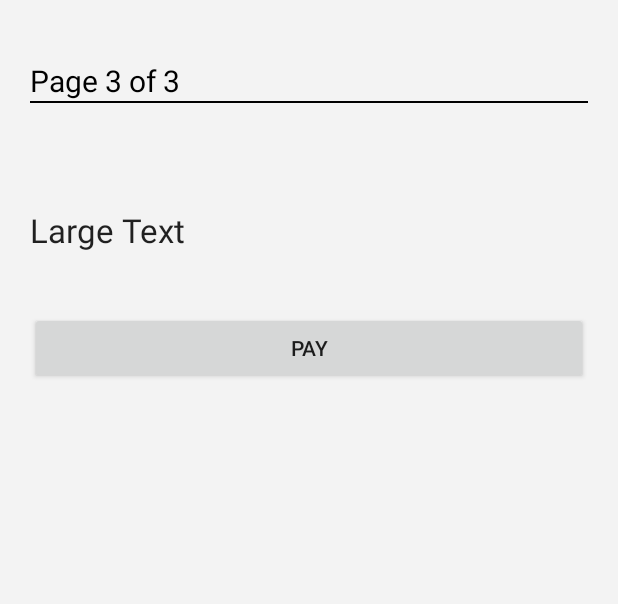
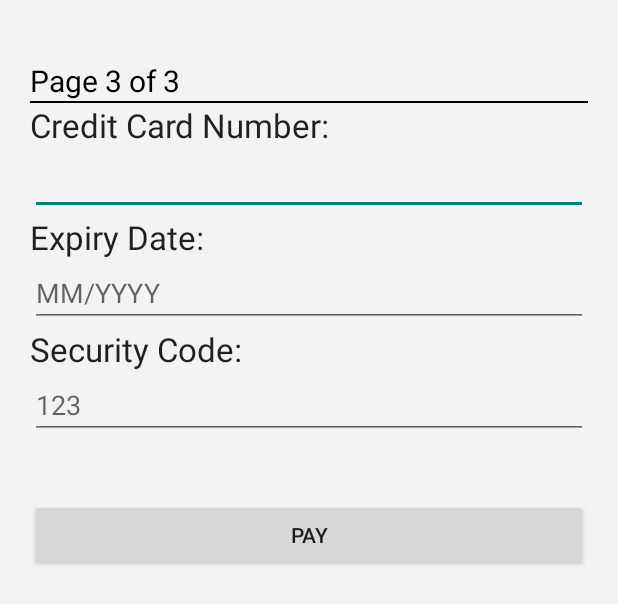
Before and after one commit to alme7airbi93/MOJTestingFile, an Android app: the layout fragment_services_pg_three.xml on its own in the app's theme, with its tools: preview values and no code run, on a phone screen of 412 x 824 dp. Shown: the top 604 px of the screen. Run offline under Robolectric (Android 15) with nearby library versions, the phone set to English and light mode, and no system bars.

Commit message:
Some improvements in graphics and drawables

```diff
--- a/MOJApplication/app/src/main/java/com/mohammad/mojapplication/RegistrationActivity.java
+++ b/MOJApplication/app/src/main/java/com/mohammad/mojapplication/RegistrationActivity.java
@@ -110,6 +110,7 @@ public class RegistrationActivity extends AppCompatActivity implements Communica
         FragmentTransaction transaction = manager.beginTransaction();
         transaction.add(R.id.registrationActivityLayout, welcome, "WLC");
         transaction.commit();
+        stopStepOne();
 
     }
     @Override
--- a/MOJApplication/app/src/main/java/com/mohammad/mojapplication/RegistrationFragments/Login.java
+++ b/MOJApplication/app/src/main/java/com/mohammad/mojapplication/RegistrationFragments/Login.java
@@ -61,8 +61,8 @@ public class Login extends Fragment
 //                user = mojManager.findUserByUserName("alme7airbi");
 //                Toast.makeText(getActivity(),etUserName.getText().toString(),Toast.LENGTH_LONG).show();
 
-                User user= new User("321", "ali", "0566201995", "AD", "3bb", "123","1995");
-                mojManager.addUser(user);
+
+
 
                 try{
 
--- a/MOJApplication/app/src/main/res/layout/activity_main.xml
+++ b/MOJApplication/app/src/main/res/layout/activity_main.xml
@@ -25,7 +25,7 @@
                 android:orientation="horizontal"
                 android:layout_width="match_parent"
                 android:layout_height="100dp"
-                android:background="@drawable/mojbanner2"
+                android:background="@drawable/banneroriginal"
                 android:id="@+id/headerLayout"
                 />
             <android.support.v4.view.ViewPager
--- a/MOJApplication/app/src/main/res/layout/fragment_services_pg_three.xml
+++ b/MOJApplication/app/src/main/res/layout/fragment_services_pg_three.xml
@@ -22,14 +22,61 @@
         android:layout_height="1dp"
         android:background="@color/black"></LinearLayout>
 
-    <TextView
-        android:layout_width="wrap_content"
-        android:layout_height="wrap_content"
-        android:textAppearance="?android:attr/textAppearanceLarge"
-        android:text="Large Text"
-        android:id="@+id/tvTest"
-        android:layout_marginTop="70dp"
-         />
+    <LinearLayout
+        android:orientation="vertical"
+        android:layout_width="match_parent"
+        android:layout_height="wrap_content">
+
+        <TextView
+            android:layout_width="wrap_content"
+            android:layout_height="wrap_content"
+            android:textAppearance="?android:attr/textAppearanceLarge"
+            android:text="Credit Card Number:"
+            android:id="@+id/tvtttttttt" />
+
+        <EditText
+            android:layout_width="match_parent"
+            android:layout_height="wrap_content"
+            android:id="@+id/etCreditCart" />
+    </LinearLayout>
+
+    <LinearLayout
+        android:orientation="vertical"
+        android:layout_width="match_parent"
+        android:layout_height="wrap_content">
+
+        <TextView
+            android:layout_width="wrap_content"
+            android:layout_height="wrap_content"
+            android:textAppearance="?android:attr/textAppearanceLarge"
+            android:text="Expiry Date:"
+            android:id="@+id/textView4" />
+
+        <EditText
+            android:layout_width="match_parent"
+            android:layout_height="wrap_content"
+            android:id="@+id/etExpiryDate"
+            android:hint="MM/YYYY" />
+    </LinearLayout>
+
+    <LinearLayout
+        android:orientation="vertical"
+        android:layout_width="match_parent"
+        android:layout_height="wrap_content" >
+
+        <TextView
+            android:layout_width="wrap_content"
+            android:layout_height="wrap_content"
+            android:textAppearance="?android:attr/textAppearanceLarge"
+            android:text="Security Code:"
+            android:id="@+id/textView9" />
+
+        <EditText
+            android:layout_width="match_parent"
+            android:layout_height="wrap_content"
+            android:id="@+id/etSecurity"
+            android:hint="123" />
+    </LinearLayout>
 
     <Button
         android:layout_marginTop="40dp"
--- a/MOJApplication/app/src/main/res/layout/splash_screen.xml
+++ b/MOJApplication/app/src/main/res/layout/splash_screen.xml
@@ -3,7 +3,7 @@
     android:orientation="vertical"
     android:layout_width="match_parent"
     android:layout_height="match_parent"
-    android:background="@drawable/zayed"
+    android:id="@+id/splashlo"
     android:alpha=".3">
 
 </LinearLayout>
```
Also changed, not shown: MOJApplication/app/src/main/java/com/mohammad/mojapplication/MainActivity.java (+10 -0 lines), MOJApplication/app/src/main/java/com/mohammad/mojapplication/NotaryServicesFragments/NotaryAddPThree.java (+12 -12 lines), MOJApplication/app/src/main/java/com/mohammad/mojapplication/RegistrationFragments/RegStepOne.java (+8 -0 lines), MOJApplication/app/src/main/java/com/mohammad/mojapplication/SplachClass.java (+30 -1 lines), MOJApplication/app/src/main/java/com/mohammad/mojapplication/mainActivityFragments/CaseTrackingFragment.java (+21 -2 lines), MOJApplication/app/src/main/res/layout/custom_list_cases.xml (+9 -0 lines), MOJApplication/app/src/main/res/values/strings.xml (+4 -4 lines), MOJApplication/app/src/main/res/drawable/banneroriginal.png (added), MOJApplication/app/src/main/res/drawable/iconlogin.png (added), MOJApplication/app/src/main/res/drawable/iconlogout.png (added), MOJApplication/app/src/main/res/drawable/informationicon.png (added), MOJApplication/app/src/main/res/drawable/sheikhzayedfour.png (added), MOJApplication/app/src/main/res/drawable/sheikhzayedone.png (added), MOJApplication/app/src/main/res/drawable/sheikhzayedthree.png (added), 1 more files, 1 other file.
